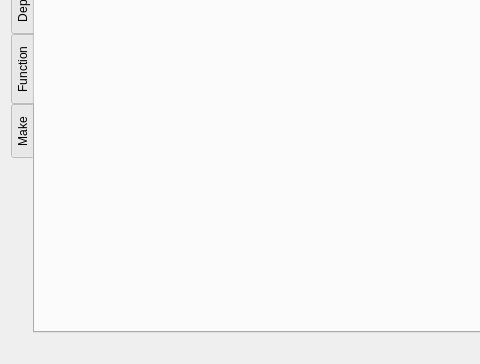
Old version of the form pkgbuildassistant.ui in the repository skykeyjoker/PKGBUILD-Assistant; both pictures show x 0 to 480 and y 236 to 600 of the 800 by 600 pixel window.
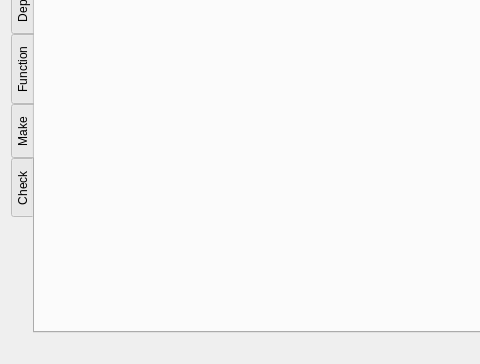
New version of the form. The open tabs and pages were chosen to show the change.

Commit message: Add PKGBUILD and pkg.tar.xz check function

Diff of the .ui file:
```diff
--- a/pkgbuildassistant.ui
+++ b/pkgbuildassistant.ui
@@ -53,6 +53,11 @@
         <string>Make</string>
        </attribute>
       </widget>
+      <widget class="QWidget" name="tab_check">
+       <attribute name="title">
+        <string>Check</string>
+       </attribute>
+      </widget>
      </widget>
     </item>
    </layout>
```
Left out of the diff: 2 changed lines with no effect on the pictures. The commit also changes 2 other files.
